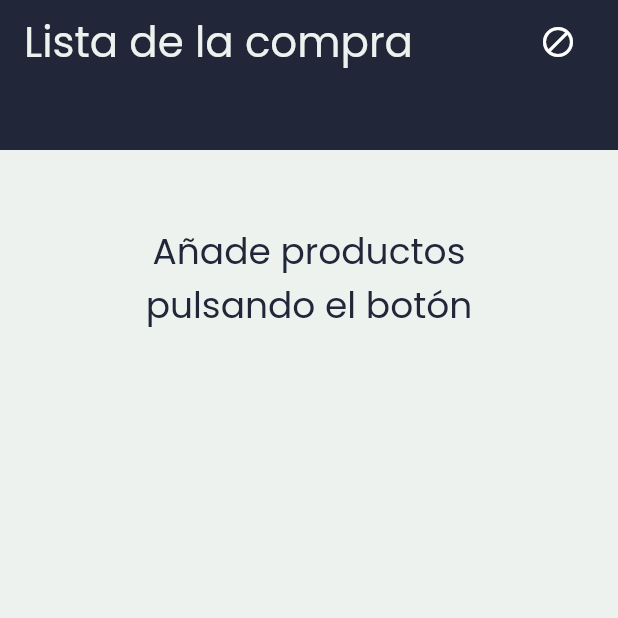
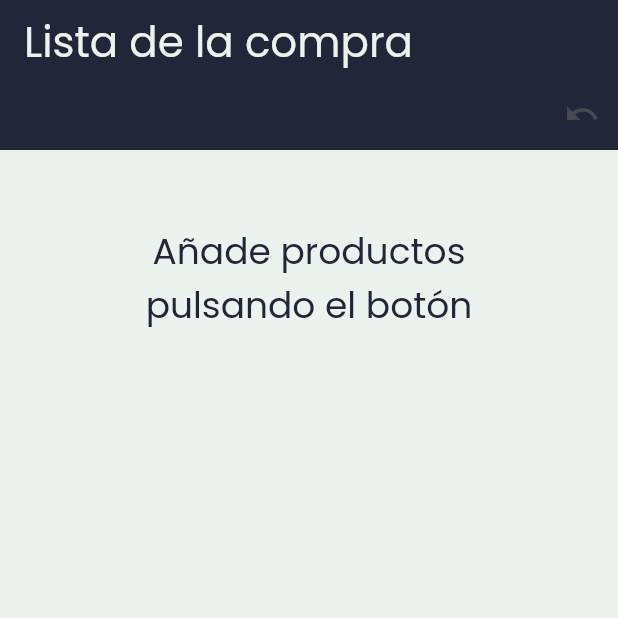
Before and after one commit to pablomorillas02/Lista-Compra, a Flutter app: the screen it shows after launch, on a phone screen of 412 x 824 dp, the top half of it. Run offline on Flutter 3.47's test engine with Material 2 defaults, Android fonts, the phone set to English and light mode, and no system bars; our stand-ins replace google_fonts; missing offline and left inert: msh_checkbox.

Commit message:
bugs arreglados - disabled icons

```diff
--- a/lib/pantallas/pagina_principal_vacia.dart
+++ b/lib/pantallas/pagina_principal_vacia.dart
@@ -10,26 +10,30 @@ class pantalla_vacia extends StatelessWidget {
     return CustomScrollView(
       slivers: [
         SliverAppBar(
-          title: Row(
-              mainAxisAlignment: MainAxisAlignment.spaceBetween,
-              children: <Widget>[
-                Text(
-                  'Lista de la compra',
-                  style: Theme.of(context).textTheme.titleLarge,
-                ),
-                SizedBox(width: 10.0),
-                IconButton(
-                  icon: (UndoManager.instance.isEmpty() == true)
-                      ? Icon(Icons.block)
-                      : Icon(Icons.undo),
-                  onPressed: () {
-                    UndoManager.instance.undo();
-                  },
-                ),
-              ]),
+          title: Text(
+            'Lista de la compra',
+            style: Theme.of(context).textTheme.titleLarge,
+          ),
           floating: false,
           flexibleSpace: Container(
             color: Theme.of(context).appBarTheme.backgroundColor,
+            child: Row(
+                mainAxisAlignment: MainAxisAlignment.end,
+                children: <Widget>[
+                  Column(
+                    mainAxisAlignment: MainAxisAlignment.end,
+                    children: <Widget>[
+                      IconButton(
+                        icon: Icon(Icons.undo),
+                        onPressed: (UndoManager.instance.isEmpty())
+                            ? null
+                            : () {
+                                UndoManager.instance.undo();
+                              },
+                      ),
+                    ],
+                  ),
+                ]),
           ),
           expandedHeight: 100,
         ),
--- a/lib/tema/tema_app.dart
+++ b/lib/tema/tema_app.dart
@@ -120,6 +120,7 @@ class AppTema {
         iconTheme: const IconThemeData(
           color: Color(0xFFEDF2EF),
         ),
+        disabledColor: Color(0xAA5A5A5A),
         inputDecorationTheme: const InputDecorationTheme(
             hintStyle: TextStyle(
               fontSize: 12.0,
@@ -157,6 +158,7 @@ class AppTema {
       iconTheme: const IconThemeData(
         color: Color(0xFFEDF2EF),
       ),
+      disabledColor: Color(0xAA5A5A5A),
       inputDecorationTheme: const InputDecorationTheme(
           hintStyle: TextStyle(
             fontSize: 12.0,
```
Also changed, not shown: lib/pantallas/lista_compra_anadir_producto.dart (+4 -6 lines), lib/pantallas/pagina_principal_llena.dart (+21 -17 lines).
